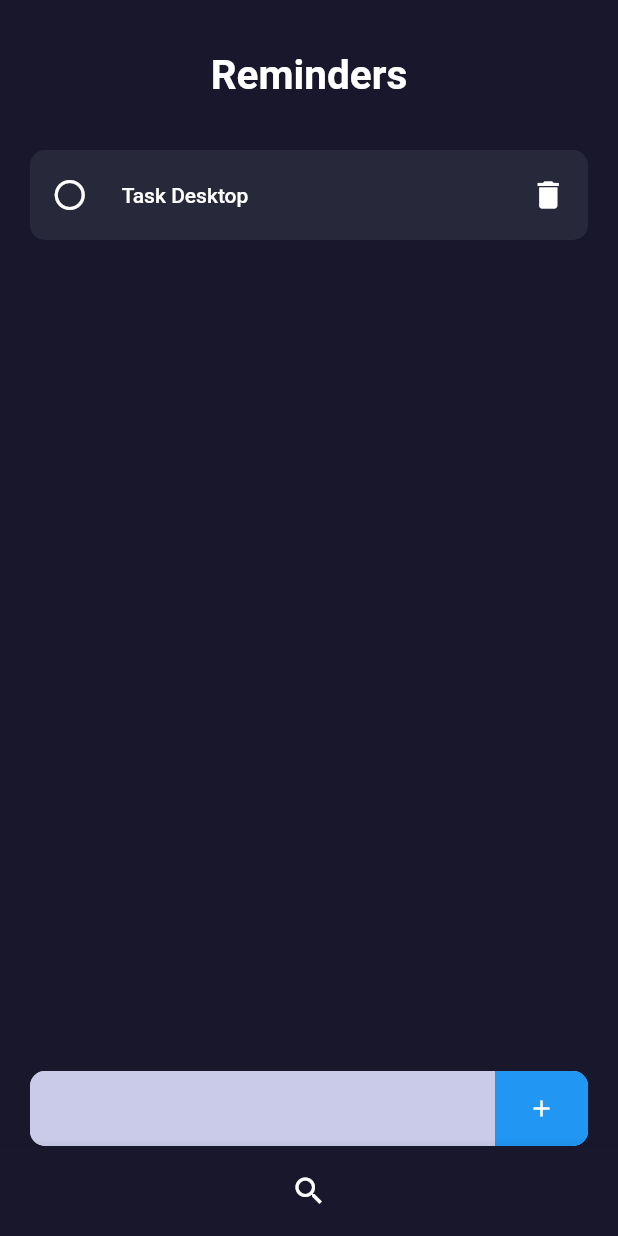
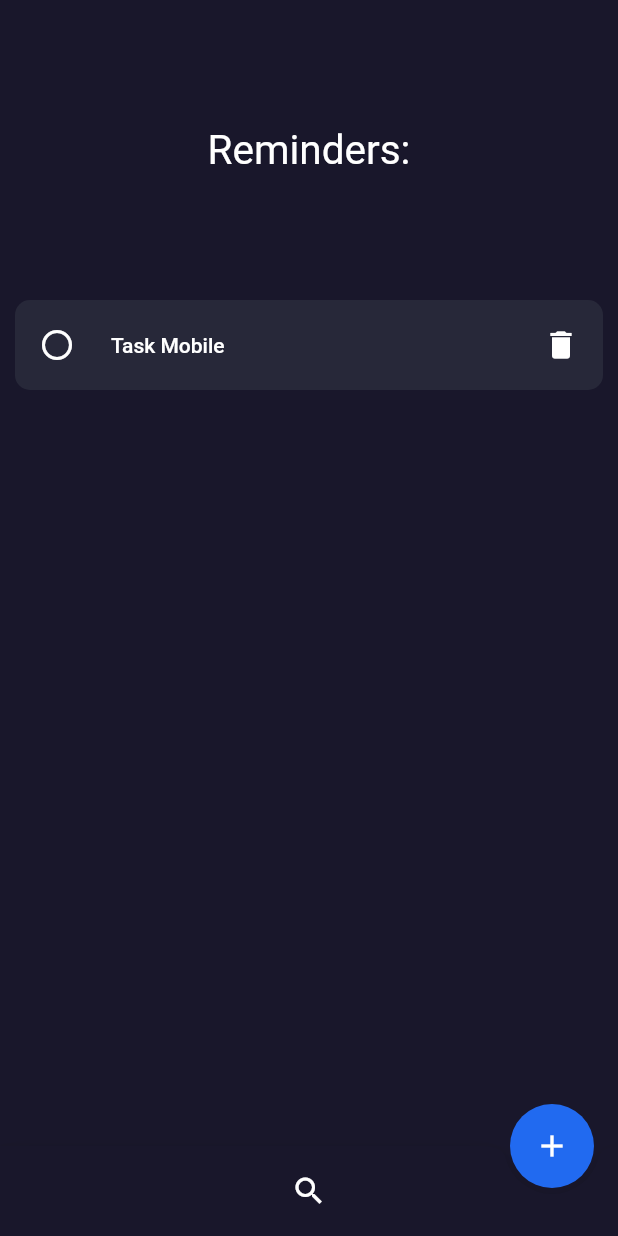
Before and after one commit to jbikeler/ping_app, a Flutter app: the screen it shows after launch, on a phone screen of 412 x 824 dp. Run offline on Flutter 3.47's test engine with Material 2 defaults, Android fonts, the phone set to English and light mode, and no system bars; missing offline and left inert: window_manager.

Commit message:
separated desktop and mobile widgets

```diff
--- a/pingapp/lib/main.dart
+++ b/pingapp/lib/main.dart
@@ -5,17 +5,25 @@ import 'package:pingapp/screens/desktop/home_screen_desktop.dart';
 import 'package:pingapp/screens/mobile/home_screen_mobile.dart';
 
 void main() async {
+
+  Widget platformHome = const HomePageMobile();
+
   if (defaultTargetPlatform == TargetPlatform.windows) {
     WidgetsFlutterBinding.ensureInitialized();
     await windowManager.ensureInitialized();
     WindowManager.instance.setMinimumSize(const Size(380, 510));
+    platformHome = const HomePageDesktop();
   }
 
-  runApp(const MyApp());
+
+  runApp(MyApp(platformHome)); //TODO 0: add provider wrappers
 }
 
 class MyApp extends StatelessWidget {
-  const MyApp({super.key});
+
+  Widget pingHome;
+
+  MyApp(this.pingHome);
 
   // This widget is the root of your application.
   @override
@@ -23,8 +31,8 @@ class MyApp extends StatelessWidget {
     return MaterialApp(
       initialRoute: '/',
       routes: {
-        '/': (context) => HomePageDesktop(),
-        '/second': (context) => MyHomePage(),
+        '/': (context) => pingHome,
+        '/second': (context) => const HomePageMobile(),
       },
     );
   }
--- /dev/null
+++ b/pingapp/lib/models/task_model.dart
@@ -0,0 +1,8 @@
+
+class Task{
+  String title = "";
+  bool complete = false;
+  DateTime dueDate = DateTime.now();
+  double repeatInterval = 0;
+  String alarmSound = "";
+}
--- a/pingapp/lib/screens/desktop/home_screen_desktop.dart
+++ b/pingapp/lib/screens/desktop/home_screen_desktop.dart
@@ -1,5 +1,5 @@
 import 'package:flutter/material.dart';
-import 'package:pingapp/widgets/taskcard_widget.dart';
+import 'package:pingapp/widgets/desktop/taskcard_widget_desktop.dart';
 
 class HomePageDesktop extends StatelessWidget {
   const HomePageDesktop({super.key});
@@ -27,7 +27,7 @@ class HomePageDesktop extends StatelessWidget {
                   ),
                 ),
               ),
-              TaskCard("Task Desktop"),
+              TaskCardDesktop("Task Desktop"),
               Expanded(child: Container()),
               Container(
                 height: 50.0,
--- a/pingapp/lib/screens/mobile/home_screen_mobile.dart
+++ b/pingapp/lib/screens/mobile/home_screen_mobile.dart
@@ -1,8 +1,8 @@
 import 'package:flutter/material.dart';
-import 'package:pingapp/widgets/taskcard_widget.dart';
+import 'package:pingapp/widgets/mobile/taskcard_widget_mobile.dart';
 
-class MyHomePage extends StatelessWidget {
-  const MyHomePage({super.key});
+class HomePageMobile extends StatelessWidget {
+  const HomePageMobile({super.key});
 
   @override
   Widget build(BuildContext context) {
@@ -10,10 +10,10 @@ class MyHomePage extends StatelessWidget {
       backgroundColor: Color.fromARGB(255, 25, 23, 43),
       body: SafeArea(
         child: Padding(
-          padding: EdgeInsets.fromLTRB(10.0, 0.0, 10.0, 0.0),
+          padding: const EdgeInsets.fromLTRB(10.0, 0.0, 10.0, 0.0),
           child: Column(
             children: [
-              Container(
+              const SizedBox(
                 height: 200.0,
                 child: Center(
                   child: Text(
@@ -26,15 +26,15 @@ class MyHomePage extends StatelessWidget {
                   ),
                 ),
               ),
-              TaskCard("Task Mobile"),
+              TaskCardMobile("Task Mobile"),
             ],
           ),
         ),
       ),
       bottomNavigationBar: BottomAppBar(
-        color: Color.fromARGB(255, 25, 23, 43),
-        shape: CircularNotchedRectangle(),
-        child: Container(
+        color: const Color.fromARGB(255, 25, 23, 43),
+        shape: const CircularNotchedRectangle(),
+        child: SizedBox(
           height: 60.0,
           child: IconButton(
             onPressed: () {},
@@ -45,12 +45,12 @@ class MyHomePage extends StatelessWidget {
         ),
       ),
       floatingActionButton: FloatingActionButton(
-        child: Icon(Icons.add),
         onPressed: () => {
                 print('action button')
               },
-        backgroundColor: Color.fromARGB(255, 33, 106, 240),
+        backgroundColor: const Color.fromARGB(255, 33, 106, 240),
         elevation: 0,
+        child: const Icon(Icons.add),
       ),
       floatingActionButtonLocation: FloatingActionButtonLocation.endDocked,
     );
--- a/pingapp/lib/widgets/taskcard_widget.dart
+++ b/pingapp/lib/widgets/mobile/taskcard_widget_mobile.dart
@@ -1,10 +1,10 @@
 import 'package:flutter/material.dart';
 
-class TaskCard extends StatelessWidget {
+class TaskCardMobile extends StatelessWidget {
 
   String title = "Task Title";
 
-  TaskCard(this.title);
+  TaskCardMobile(this.title);
 
   @override
   Widget build(BuildContext context) {
```
Also changed, not shown: pingapp/lib/widgets/desktop/taskcard_widget_desktop.dart (added, +73 -0 lines).
